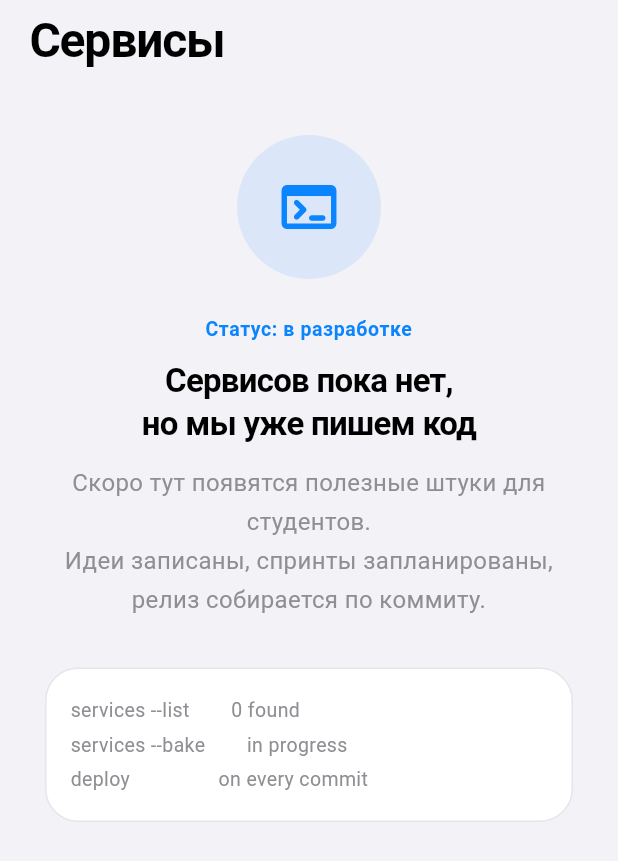
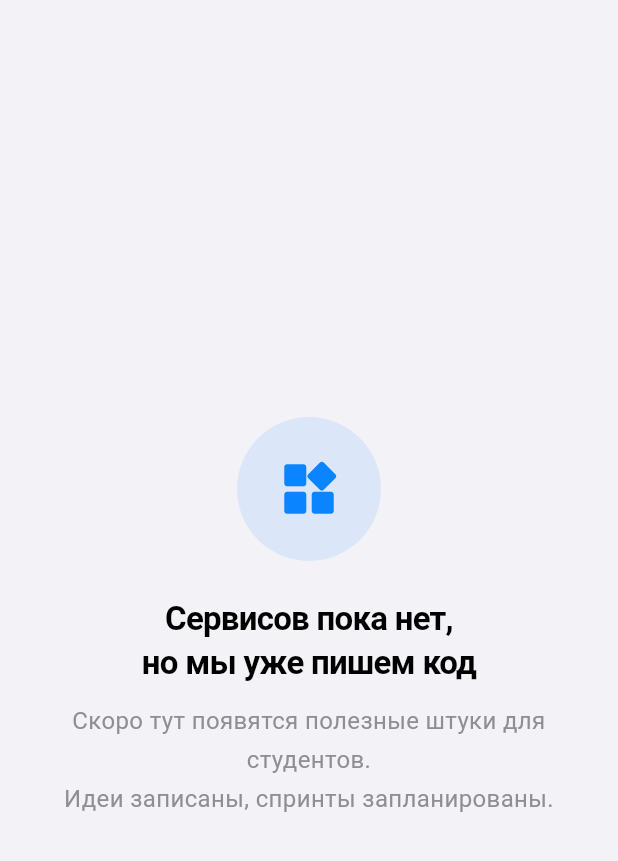
Before and after one commit to Vibe-Moments-Technologies/mirea-career-app, a Flutter app: the ServicesScreen screen opened directly, on a phone screen of 412 x 824 dp. Shown: the top 861 px of the screen. Run offline on Flutter 3.47's test engine with Material 3 defaults, Android fonts, the phone set to English and light mode, and no system bars; our stand-ins replace flutter_riverpod, sentry_flutter, shared_preferences; accounts and stored records are empty.

Commit message:
fix: постраничные анкеты, подстановка = ответ, текстовая клавиатура, заметки; Сервисы по центру
Анкеты (4 бага dev.77/78):
- pagebreak теперь ДЕЛИТ опросник на страницы: заполнил — «Далее» —
  открылась следующая. Кнопка на промежуточных страницах «Далее»
  (активна, когда обязательные страницы заполнены), на последней —
  «Отправить анкету». Точки-прогресс под списком, нумерация вопросов
  сквозная. Раньше разделитель рисовался линией и игнорировался.
- Подстановка профиля в student-шаги записывается в ответы сразу:
  поля не нужно «трогать», чтобы шаг считался заполненным.
- Клавиатура по содержимому: текст-строка, ФИО, группа — обычная
  буквенная (была числовая у всех однострочных); числовая — только
  integer/курс.
- Заметка без answerFormat (легаси-заметки) — текст без поля ввода,
  как note: дефолтный тип шага «заметка», не «текст».

Сервисы (запрос владельца):
- Строка «Статус: в разработке» и блок-«лог» с командами убраны.
- Контент по центру экрана.
- Значок на странице — тот же widgets_rounded, что в доке.

104 теста, анализатор чист.

```diff
--- a/app/lib/screens/services/services_screen.dart
+++ b/app/lib/screens/services/services_screen.dart
@@ -1,14 +1,12 @@
 import 'package:flutter/material.dart';
 
 import '../../core/theme/app_theme.dart';
-import '../../core/widgets/app_scroll.dart';
 
 /// «Сервисы» — вкладка дока: студенческие сервисы университета.
 ///
-/// Пока сервисов нет — честная заглушка в IT-стиле вместо пустого
-/// экрана. Пункт «Календарь» из дока убран вместе со вкладкой:
-/// событие с датой видно в ленте и в деталях карточки, отдельный
-/// экран не оправдал себя. Когда появятся сервисы (запись в тьюториум,
+/// Пока сервисов нет — честная заглушка вместо пустого экрана:
+/// значок вкладки дока (тот же widgets_rounded), заголовок-обещание
+/// и подпись. Всё по центру экрана. Когда появятся сервисы (тьюториум,
 /// справки, бронирование аудиторий…) — сюда.
 class ServicesScreen extends StatelessWidget {
   const ServicesScreen({super.key});
@@ -16,46 +14,30 @@ class ServicesScreen extends StatelessWidget {
   @override
   Widget build(BuildContext context) {
     final scheme = Theme.of(context).colorScheme;
-    final pad = AppInsets.horizontal(MediaQuery.sizeOf(context).width);
 
     return Scaffold(
-      body: ListView(
-        physics: AppScroll.plain,
-        padding: EdgeInsets.fromLTRB(
-          pad,
-          AppInsets.top(context, extra: 4),
-          pad,
-          AppInsets.screenBottom(context),
-        ),
+      body: Center(
+        child: Padding(
+          padding: const EdgeInsets.symmetric(horizontal: 40),
+          child: Column(
+            mainAxisSize: MainAxisSize.min,
             children: [
-          const ScreenTitle('Сервисы'),
-          const SizedBox(height: 40),
-          Center(
-            child: Container(
+              Container(
                 width: 96,
                 height: 96,
                 decoration: BoxDecoration(
                   color: scheme.primary.withValues(alpha: 0.1),
                   shape: BoxShape.circle,
                 ),
+                // Тот же значок, что в доке — вкладка и страница
+                // визуально связаны.
                 child: Icon(
-                Icons.terminal_rounded,
+                  Icons.widgets_rounded,
                   size: 44,
                   color: scheme.primary,
                 ),
               ),
-          ),
               const SizedBox(height: 24),
-          Text(
-            'Статус: в разработке',
-            textAlign: TextAlign.center,
-            style: AppText.footnote.copyWith(
-              color: scheme.primary,
-              fontWeight: FontWeight.w600,
-              letterSpacing: 0.4,
-            ),
-          ),
-          const SizedBox(height: 10),
               Text(
                 'Сервисов пока нет,\nно мы уже пишем код',
                 textAlign: TextAlign.center,
@@ -64,34 +46,14 @@ class ServicesScreen extends StatelessWidget {
               const SizedBox(height: 12),
               Text(
                 'Скоро тут появятся полезные штуки для студентов.\n'
-            'Идеи записаны, спринты запланированы,\n'
-            'релиз собирается по коммиту.',
+                'Идеи записаны, спринты запланированы.',
                 textAlign: TextAlign.center,
                 style: AppText.body
                     .copyWith(color: AppColors.secondaryLight, height: 1.6),
               ),
-          const SizedBox(height: 32),
-          Padding(
-            padding: EdgeInsets.symmetric(horizontal: pad * 0.5),
-            child: Container(
-              padding: const EdgeInsets.all(16),
-              decoration: BoxDecoration(
-                color: scheme.surface,
-                borderRadius: BorderRadius.circular(AppRadius.card),
-                border: Border.all(color: AppColors.separator(context)),
-              ),
-              child: Text(
-                'services --list        0 found\n'
-                'services --bake        in progress\n'
-                'deploy                 on every commit',
-                style: AppText.footnote.copyWith(
-                  height: 1.8,
-                  color: AppColors.secondaryLight,
+            ],
           ),
         ),
-            ),
-          ),
-        ],
       ),
     );
   }
```
Also changed, not shown: app/lib/screens/form/form_view.dart (+147 -36 lines), 1 other file. Lines whose indentation alone changed are shown as unchanged.
